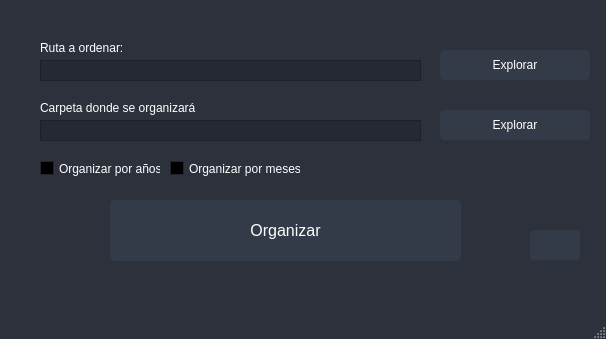
First picture: the form in ui/mainWindow.ui, repository corzelito/TheOrganizer, before the edit.
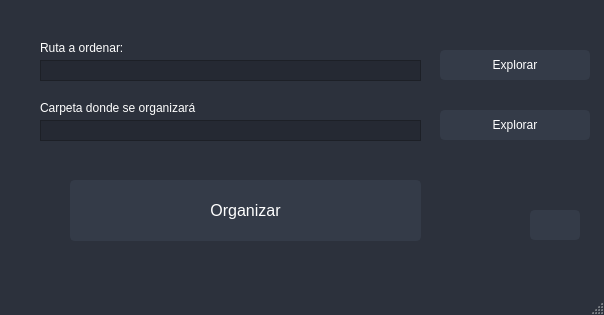
Second picture: the form after the edit. Icons and pictures are not drawn.

What changed in the file:
```diff
--- a/ui/mainWindow.ui
+++ b/ui/mainWindow.ui
@@ -9,8 +9,8 @@
    <rect>
     <x>0</x>
     <y>0</y>
-    <width>606</width>
-    <height>339</height>
+    <width>604</width>
+    <height>315</height>
    </rect>
   </property>
   <property name="sizePolicy">
@@ -1797,8 +1797,8 @@
    <widget class="QPushButton" name="organizeButton">
     <property name="geometry">
      <rect>
-      <x>110</x>
-      <y>200</y>
+      <x>70</x>
+      <y>180</y>
       <width>351</width>
       <height>61</height>
      </rect>
@@ -1989,37 +1989,11 @@
      </size>
     </property>
    </widget>
-   <widget class="QCheckBox" name="chkorganizeByYear">
-    <property name="geometry">
-     <rect>
-      <x>40</x>
-      <y>160</y>
-      <width>121</width>
-      <height>17</height>
-     </rect>
-    </property>
-    <property name="text">
-     <string>Organizar por años</string>
-    </property>
-   </widget>
-   <widget class="QCheckBox" name="chkorganizeByMonth">
-    <property name="geometry">
-     <rect>
-      <x>170</x>
-      <y>160</y>
-      <width>131</width>
-      <height>17</height>
-     </rect>
-    </property>
-    <property name="text">
-     <string>Organizar por meses</string>
-    </property>
-   </widget>
    <widget class="QPushButton" name="configButton">
     <property name="geometry">
      <rect>
       <x>530</x>
-      <y>230</y>
+      <y>210</y>
       <width>50</width>
       <height>30</height>
      </rect>
```
Left out of the diff: 2 changed lines with no effect on the pictures.
